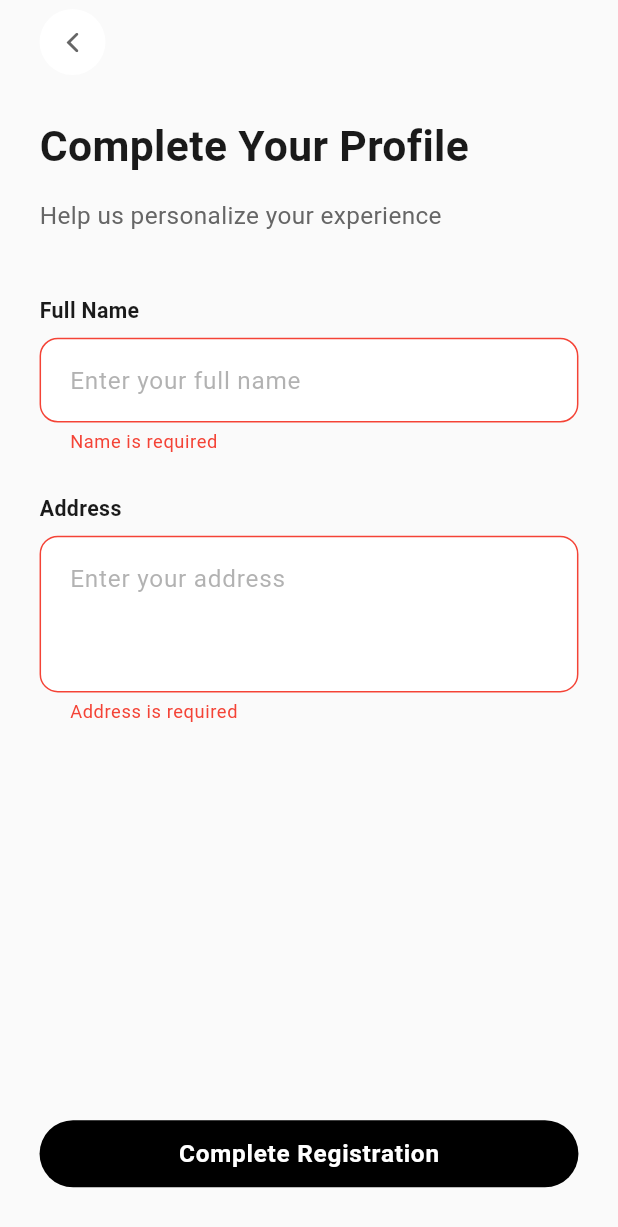
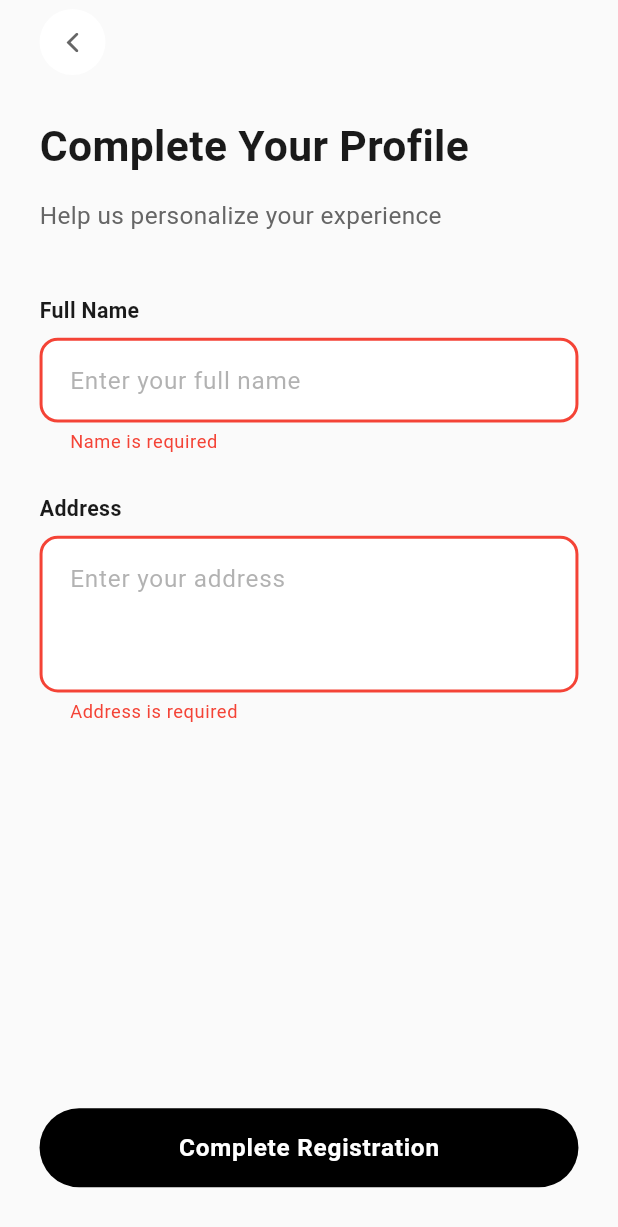
Before and after one commit to QutaibaQusai/Channels, a Flutter app: the RegisterView screen opened by its route, after a tap on "Complete Registration", on a phone screen of 412 x 824 dp. Shown: the top 1227 px of the screen. Run offline on Flutter 3.47's test engine with Material 3 defaults, Android fonts, the phone set to English and light mode, and no system bars; our stand-ins replace dio, equatable, flutter_bloc, flutter_otp_text_field, flutter_riverpod, flutter_screenutil and 7 more; accounts and stored records are empty; network calls fail; Roboto replaces fonts that are missing (Ibm Plex Sans Arabic).

Commit message:
enahnce the text field text firdl by sperate it in the widgets shared

```diff
--- a/lib/core/shared/widgets/app_button.dart
+++ b/lib/core/shared/widgets/app_button.dart
@@ -35,7 +35,7 @@ class AppButton extends StatelessWidget {
   Widget build(BuildContext context) {
     return SizedBox(
       width: width ?? double.infinity,
-      height: height ?? AppSizes.buttonHeightMedium,
+      height: height ?? AppSizes.buttonHeightLarge,
       child: isOutlined ? _buildOutlinedButton() : _buildFilledButton(),
     );
   }
@@ -52,9 +52,7 @@ class AppButton extends StatelessWidget {
           borderRadius: BorderRadius.circular(AppSizes.rFull),
         ),
         elevation: 0,
-        padding: EdgeInsets.symmetric(
-          horizontal: AppSizes.s24,
-        ),
+        padding: EdgeInsets.symmetric(horizontal: AppSizes.s24),
       ),
       child: _buildContent(),
     );
@@ -72,9 +70,7 @@ class AppButton extends StatelessWidget {
         shape: RoundedRectangleBorder(
           borderRadius: BorderRadius.circular(AppSizes.rFull),
         ),
-        padding: EdgeInsets.symmetric(
-          horizontal: AppSizes.s24,
-        ),
+        padding: EdgeInsets.symmetric(horizontal: AppSizes.s24),
       ),
       child: _buildContent(),
     );
--- /dev/null
+++ b/lib/core/shared/widgets/custom_text_field.dart
@@ -0,0 +1,86 @@
+import 'package:flutter/material.dart';
+import 'package:flutter_screenutil/flutter_screenutil.dart';
+import 'package:channels/core/theme/app_colors.dart';
+import 'package:channels/core/theme/app_sizes.dart';
+
+/// Reusable custom text field widget
+class CustomTextField extends StatelessWidget {
+  final TextEditingController controller;
+  final String hintText;
+  final String? Function(String?)? validator;
+  final int maxLines;
+  final TextInputType? keyboardType;
+  final bool obscureText;
+  final Widget? prefixIcon;
+  final Widget? suffixIcon;
+
+  const CustomTextField({
+    super.key,
+    required this.controller,
+    required this.hintText,
+    this.validator,
+    this.maxLines = 1,
+    this.keyboardType,
+    this.obscureText = false,
+    this.prefixIcon,
+    this.suffixIcon,
+  });
+
+  @override
+  Widget build(BuildContext context) {
+    return TextFormField(
+      controller: controller,
+      maxLines: maxLines,
+      obscureText: obscureText,
+      keyboardType: keyboardType,
+      decoration: InputDecoration(
+        hintText: hintText,
+        hintStyle: TextStyle(
+          color: AppColors.textSecondaryLight.withOpacity(0.5),
+        ),
+        filled: true,
+        fillColor: AppColors.surfaceLight,
+        border: OutlineInputBorder(
+          borderRadius: BorderRadius.circular(AppSizes.r12),
+          borderSide: BorderSide.none,
+        ),
+        enabledBorder: OutlineInputBorder(
+          borderRadius: BorderRadius.circular(AppSizes.r12),
+          borderSide: BorderSide.none,
+        ),
+        focusedBorder: OutlineInputBorder(
+          borderRadius: BorderRadius.circular(AppSizes.r12),
+          borderSide: BorderSide(
+            color: AppColors.primary,
+            width: 2,
+          ),
+        ),
+        errorBorder: OutlineInputBorder(
+          borderRadius: BorderRadius.circular(AppSizes.r12),
+          borderSide: BorderSide(
+            color: AppColors.error,
+            width: 2,
+          ),
+        ),
+        focusedErrorBorder: OutlineInputBorder(
+          borderRadius: BorderRadius.circular(AppSizes.r12),
+          borderSide: BorderSide(
+            color: AppColors.error,
+            width: 2,
+          ),
+        ),
+        contentPadding: EdgeInsets.symmetric(
+          horizontal: AppSizes.s16,
+          vertical: AppSizes.s16,
+        ),
+        prefixIcon: prefixIcon,
+        suffixIcon: suffixIcon,
+      ),
+      style: TextStyle(
+        fontSize: 16.sp,
+        color: AppColors.textPrimaryLight,
+      ),
+      validator: validator,
+    );
+  }
+}
--- a/lib/features/authentication/presentation/cubit/otp_verification/otp_verification_cubit.dart
+++ b/lib/features/authentication/presentation/cubit/otp_verification/otp_verification_cubit.dart
@@ -3,6 +3,7 @@ import 'package:flutter_bloc/flutter_bloc.dart';
 import 'package:channels/features/authentication/presentation/cubit/otp_verification/otp_verification_state.dart';
 import 'package:channels/features/authentication/data/data_sources/verify_otp_remote_data_source.dart';
 import 'package:channels/features/authentication/data/data_sources/otp_remote_data_source.dart';
+import 'package:channels/core/services/secure_storage_service.dart';
 
 class OtpVerificationCubit extends Cubit<OtpVerificationState> {
   final VerifyOtpRemoteDataSource verifyOtpRemoteDataSource;
@@ -54,6 +55,10 @@ class OtpVerificationCubit extends Cubit<OtpVerificationState> {
         otp: otpCode,
       );
 
+      // Save token and user ID to secure storage
+      await SecureStorageService.saveAuthToken(response.token);
+      await SecureStorageService.saveUserId(response.user.id);
+
       // Emit success with user data and token
       emit(OtpVerificationSuccess(
         token: response.token,
--- a/lib/features/authentication/presentation/views/phone_auth_view.dart
+++ b/lib/features/authentication/presentation/views/phone_auth_view.dart
@@ -6,7 +6,6 @@ import 'package:channels/core/theme/app_colors.dart';
 import 'package:channels/core/theme/app_sizes.dart';
 import 'package:channels/core/helpers/spacing.dart';
 import 'package:channels/core/shared/widgets/app_button.dart';
-import 'package:channels/core/shared/widgets/custom_app_bar.dart';
 import 'package:channels/core/localization/app_localizations.dart';
 import 'package:channels/core/router/route_names.dart';
 import 'package:channels/features/authentication/presentation/widgets/phone_input_field.dart';
@@ -96,7 +95,6 @@ class _PhoneAuthViewState extends State<PhoneAuthView> {
       },
       child: Scaffold(
         backgroundColor: AppColors.backgroundLight,
-        appBar: const CustomAppBar(showBackButton: true),
         body: SafeArea(
           bottom: false,
           child: Padding(
--- a/lib/features/authentication/presentation/views/register/register_view.dart
+++ b/lib/features/authentication/presentation/views/register/register_view.dart
@@ -7,6 +7,7 @@ import 'package:channels/core/theme/app_sizes.dart';
 import 'package:channels/core/helpers/spacing.dart';
 import 'package:channels/core/shared/widgets/app_button.dart';
 import 'package:channels/core/shared/widgets/custom_app_bar.dart';
+import 'package:channels/core/shared/widgets/custom_text_field.dart';
 import 'package:channels/core/localization/app_localizations.dart';
 import 'package:channels/core/router/route_names.dart';
 import 'package:channels/features/authentication/presentation/cubit/register/register_cubit.dart';
@@ -16,10 +17,7 @@ import 'package:channels/features/authentication/presentation/cubit/register/reg
 class RegisterView extends StatefulWidget {
   final String token;
 
-  const RegisterView({
-    super.key,
-    required this.token,
-  });
+  const RegisterView({super.key, required this.token});
 
   @override
   State<RegisterView> createState() => _RegisterViewState();
@@ -38,26 +36,16 @@ class _RegisterViewState extends State<RegisterView> {
   }
 
   void _handleRegister() {
-    debugPrint('🔵 Register button pressed');
-    debugPrint('🔵 Token: ${widget.token}');
-
     if (_formKey.currentState?.validate() ?? false) {
       final name = _nameController.text.trim();
       final address = _addressController.text.trim();
 
-      debugPrint('🔵 Form validated successfully');
-      debugPrint('🔵 Name: $name');
-      debugPrint('🔵 Address: $address');
-
       // Call register API with token
-      debugPrint('🔵 Calling register API...');
       context.read<RegisterCubit>().register(
         token: widget.token,
         name: name,
         address: address,
       );
-    } else {
-      debugPrint('🔴 Form validation failed');
     }
   }
 
@@ -126,28 +114,9 @@ class _RegisterViewState extends State<RegisterView> {
                     ),
                   ),
                   verticalSpace(AppSizes.s8),
-                TextFormField(
+                  CustomTextField(
                     controller: _nameController,
-                  decoration: InputDecoration(
                     hintText: 'register.namePlaceholder'.tr(context),
-                    hintStyle: TextStyle(
-                      color: AppColors.textSecondaryLight.withOpacity(0.5),
-                    ),
-                    filled: true,
-                    fillColor: AppColors.surfaceLight,
-                    border: OutlineInputBorder(
-                      borderRadius: BorderRadius.circular(AppSizes.r12),
-                      borderSide: BorderSide.none,
-                    ),
-                    contentPadding: EdgeInsets.symmetric(
-                      horizontal: AppSizes.s16,
-                      vertical: AppSizes.s16,
-                    ),
-                  ),
-                  style: TextStyle(
-                    fontSize: 16.sp,
-                    color: AppColors.textPrimaryLight,
-                  ),
                     validator: (value) {
                       if (value == null || value.trim().isEmpty) {
                         return 'register.nameRequired'.tr(context);
@@ -168,29 +137,10 @@ class _RegisterViewState extends State<RegisterView> {
                     ),
                   ),
                   verticalSpace(AppSizes.s8),
-                TextFormField(
+                  CustomTextField(
                     controller: _addressController,
+                    hintText: 'register.addressPlaceholder'.tr(context),
                     maxLines: 3,
-                  decoration: InputDecoration(
-                    hintText: 'register.addressPlaceholder'.tr(context),
-                    hintStyle: TextStyle(
-                      color: AppColors.textSecondaryLight.withOpacity(0.5),
-                    ),
-                    filled: true,
-                    fillColor: AppColors.surfaceLight,
-                    border: OutlineInputBorder(
-                      borderRadius: BorderRadius.circular(AppSizes.r12),
-                      borderSide: BorderSide.none,
-                    ),
-                    contentPadding: EdgeInsets.symmetric(
-                      horizontal: AppSizes.s16,
-                      vertical: AppSizes.s16,
-                    ),
-                  ),
-                  style: TextStyle(
-                    fontSize: 16.sp,
-                    color: AppColors.textPrimaryLight,
-                  ),
                     validator: (value) {
                       if (value == null || value.trim().isEmpty) {
                         return 'register.addressRequired'.tr(context);
--- a/pubspec.yaml
+++ b/pubspec.yaml
@@ -36,6 +36,7 @@ dependencies:
   flutter_svg: ^2.0.10
   lucide_icons: ^0.257.0
   flutter_otp_text_field: ^1.5.1+1
+  flutter_secure_storage: ^10.0.0
 
 dev_dependencies:
   flutter_test:
```
Also changed, not shown: lib/core/errors/error_model.dart (+17 -3 lines), lib/core/services/secure_storage_service.dart (added, +57 -0 lines), lib/features/authentication/presentation/cubit/register/register_cubit.dart (+1 -12 lines), pubspec.lock, 1 other file. Lines whose indentation alone changed are shown as unchanged.
